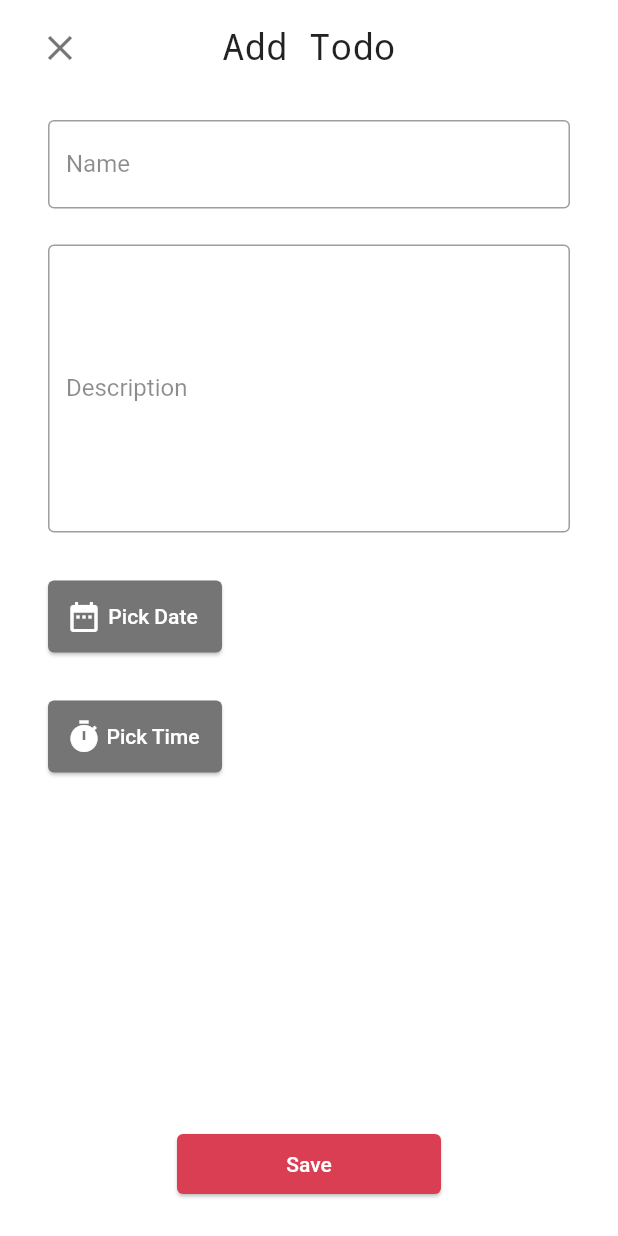
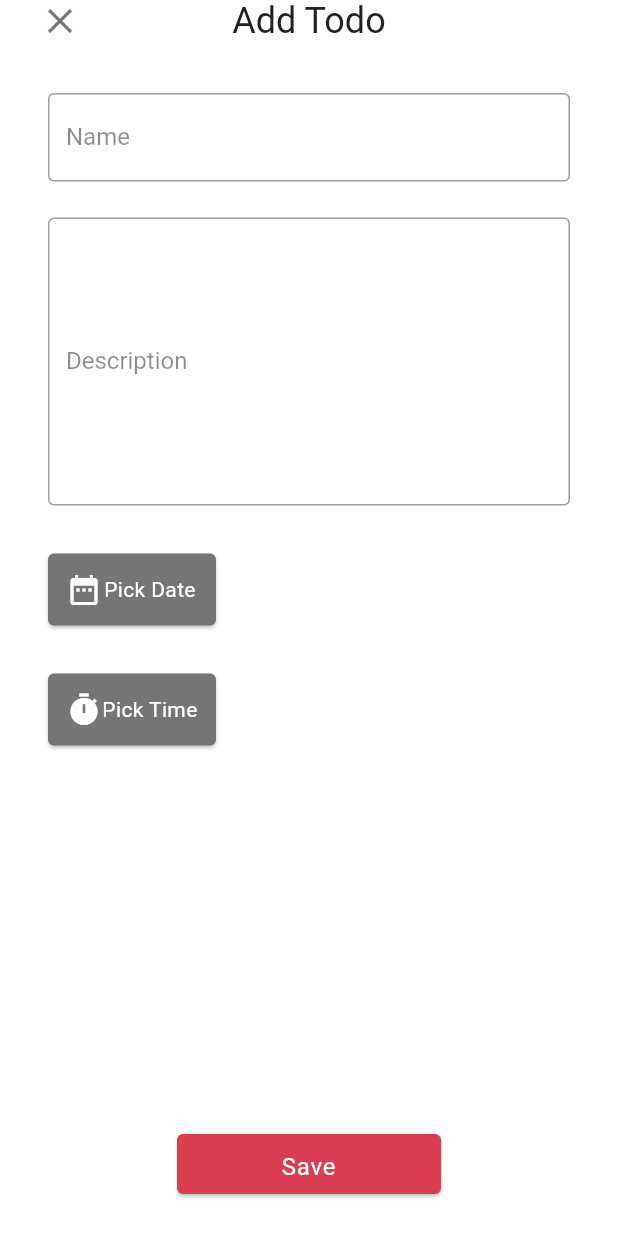
Before and after one commit to ErRor276/FlutterTodoList, a Flutter app: the screen it shows after launch, after a tap on the "add" icon, on a phone screen of 412 x 824 dp. Run offline on Flutter 3.47's test engine with Material 2 defaults, Android fonts, the phone set to English and light mode, and no system bars; our stand-ins replace device_preview, flutter_datetime_picker, flutter_hooks, flutter_local_notifications, hive, hive_flutter and 2 more; accounts and stored records are empty.

Commit message:
responsive completed

```diff
--- a/lib/models/layout.dart
+++ b/lib/models/layout.dart
@@ -6,6 +6,8 @@ class Layout {
   final TextStyle headline3;
   final TextStyle bodyText1;
   final TextStyle bodyText2;
+  final double padding1;
+  final double padding2;
 
   Layout({
     required this.headline1,
@@ -13,5 +15,7 @@ class Layout {
     required this.headline3,
     required this.bodyText1,
     required this.bodyText2,
+    required this.padding1,
+    required this.padding2,
   });
 }
--- a/lib/providers/responsive_provider.dart
+++ /dev/null
@@ -1,8 +0,0 @@
-import 'package:hooks_riverpod/hooks_riverpod.dart';
-import 'package:todo_list/models/layout.dart';
-
-class ResponsiveNotifier extends StateNotifier<Layout> {
-  ResponsiveNotifier(state) : super(state);
-
-  void size({required height, required width}) {}
-}
--- a/lib/state.dart
+++ b/lib/state.dart
@@ -1,7 +1,4 @@
-import 'package:flutter/cupertino.dart';
 import 'package:hooks_riverpod/hooks_riverpod.dart';
-import 'package:todo_list/models/layout.dart';
-import 'package:todo_list/providers/responsive_provider.dart';
 
 import 'models/todo.dart';
 import 'providers/todo_provider.dart';
@@ -9,41 +6,3 @@ import 'providers/todo_provider.dart';
 final todoListProvider = StateNotifierProvider<TodoListNotifier, List<Todo>>(
   (ref) => TodoListNotifier(),
 );
-
-final responsiveProvider = StateNotifierProvider<ResponsiveNotifier, Layout>(
-  (ref) => ResponsiveNotifier(
-    Layout(
-      headline1: TextStyle(
-        decoration: TextDecoration.none,
-        color: Color(0xFF212121),
-        fontWeight: FontWeight.w400,
-        fontSize: 34,
-        letterSpacing: 0.25,
-      ),
-      headline2: TextStyle(
-        decoration: TextDecoration.none,
-        color: Color(0xFF212121),
-        fontWeight: FontWeight.w400,
-        fontSize: 24,
-        letterSpacing: 0,
-      ),
-      headline3: TextStyle(
-        decoration: TextDecoration.none,
-        color: Color(0xFF212121),
-        fontWeight: FontWeight.w500,
-        fontSize: 20,
-        letterSpacing: 0.15,
-      ),
-      bodyText1: TextStyle(
-        fontWeight: FontWeight.w400,
-        fontSize: 16,
-        letterSpacing: 0.5,
-      ),
-      bodyText2: TextStyle(
-        fontWeight: FontWeight.w300,
-        fontSize: 14,
-        letterSpacing: 0.25,
-      ),
-    ),
-  ),
-);
--- /dev/null
+++ b/lib/utils/responsive.dart
@@ -0,0 +1,102 @@
+import 'package:flutter/material.dart';
+import 'package:todo_list/models/layout.dart';
+
+Layout getLayout({required double width}) {
+  var defaultLayout = Layout(
+    headline1: TextStyle(
+      fontFamily: 'Roboto',
+      decoration: TextDecoration.none,
+      color: Color(0xFF212121),
+      fontWeight: FontWeight.w400,
+      fontSize: 34,
+      letterSpacing: 0.25,
+    ),
+    headline2: TextStyle(
+      fontFamily: 'Roboto',
+      decoration: TextDecoration.none,
+      color: Color(0xFF212121),
+      fontWeight: FontWeight.w400,
+      fontSize: 24,
+      letterSpacing: 0,
+    ),
+    headline3: TextStyle(
+      fontFamily: 'Roboto',
+      decoration: TextDecoration.none,
+      color: Color(0xFF212121),
+      fontWeight: FontWeight.w500,
+      fontSize: 20,
+      letterSpacing: 0.15,
+    ),
+    bodyText1: TextStyle(
+      fontFamily: 'Roboto',
+      fontWeight: FontWeight.w400,
+      fontSize: 16,
+      letterSpacing: 0.5,
+    ),
+    bodyText2: TextStyle(
+      fontFamily: 'Roboto',
+      fontWeight: FontWeight.w300,
+      fontSize: 14,
+      letterSpacing: 0.25,
+    ),
+    padding1: 16.0,
+    padding2: 12.0,
+  );
+  // width <= 380 small phone
+  // 380 < width < 480 medium phone
+  // 480 <= width < 768 medium tablet
+  // 768 <= width large tablet
+  if (width <= 380.0) {
+    return Layout(
+      headline1: defaultLayout.headline1.copyWith(fontSize: 34),
+      headline2: defaultLayout.headline2.copyWith(fontSize: 24),
+      headline3: defaultLayout.headline3.copyWith(fontSize: 20),
+      bodyText1: defaultLayout.bodyText1.copyWith(fontSize: 16),
+      bodyText2: defaultLayout.bodyText2.copyWith(fontSize: 14),
+      padding1: 16.0,
+      padding2: 12.0,
+    );
+  } else if (width > 380.0 && width < 480.0) {
+    return Layout(
+      headline1: defaultLayout.headline1.copyWith(fontSize: 34),
+      headline2: defaultLayout.headline2.copyWith(fontSize: 24),
+      headline3: defaultLayout.headline3.copyWith(fontSize: 20),
+      bodyText1: defaultLayout.bodyText1.copyWith(fontSize: 16),
+      bodyText2: defaultLayout.bodyText2.copyWith(fontSize: 14),
+      padding1: 16.0,
+      padding2: 12.0,
+    );
+  } else if (width >= 480.0 && width < 768.0) {
+    return Layout(
+      headline1: defaultLayout.headline1.copyWith(fontSize: 42),
+      headline2: defaultLayout.headline2.copyWith(fontSize: 30),
+      headline3: defaultLayout.headline3.copyWith(fontSize: 24),
+      bodyText1: defaultLayout.bodyText1.copyWith(fontSize: 18),
+      bodyText2: defaultLayout.bodyText2.copyWith(fontSize: 16),
+      padding1: 20.0,
+      padding2: 16.0,
+    );
+  } else {
+    return Layout(
+      headline1: defaultLayout.headline1.copyWith(fontSize: 42),
+      headline2: defaultLayout.headline2.copyWith(fontSize: 30),
+      headline3: defaultLayout.headline3.copyWith(fontSize: 24),
+      bodyText1: defaultLayout.bodyText1.copyWith(fontSize: 18),
+      bodyText2: defaultLayout.bodyText2.copyWith(fontSize: 16),
+      padding1: 20.0,
+      padding2: 16.0,
+    );
+  }
+}
+
+double topPaddingSubtract(double topPadding) {
+  if (topPadding <= 24) {
+    return -18.0;
+  } else if (topPadding > 24 && topPadding < 40) {
+    return -8.0;
+  } else if (topPadding >= 44) {
+    return -16.0;
+  } else {
+    return -1.0;
+  }
+}
--- a/lib/views/home.dart
+++ b/lib/views/home.dart
@@ -1,6 +1,8 @@
 import 'package:flutter/material.dart';
 import 'package:flutter_hooks/flutter_hooks.dart';
+import 'package:todo_list/models/layout.dart';
 import 'package:todo_list/state.dart';
+import 'package:todo_list/utils/responsive.dart';
 import 'package:todo_list/views/widgets/fullscreen_dialog.dart';
 import 'package:todo_list/views/widgets/searchbar.dart';
 import 'package:todo_list/views/widgets/todo_listview.dart';
@@ -16,17 +18,20 @@ class HomePage extends HookWidget {
     print('building MyHomePage');
     var height = MediaQuery.of(context).size.height;
     var width = MediaQuery.of(context).size.width;
-    var layout = useProvider(responsiveProvider);
-    context
-        .read(responsiveProvider.notifier)
-        .size(height: height, width: width);
+    // var layout = useProvider(responsiveProvider);
+    // context
+    //     .read(responsiveProvider.notifier)
+    //     .size(height: height, width: width);
+    print("height: $height width: $width");
+    var layout = getLayout(width: width);
     context.read(todoListProvider.notifier).init();
     var allPadding = 20.0;
     var topPadding = MediaQuery.of(context).viewPadding.top;
     var botPadding = MediaQuery.of(context).viewPadding.bottom;
+    print("top padding: $topPadding");
     var padding = EdgeInsets.fromLTRB(
       allPadding,
-      allPadding + topPadding,
+      allPadding + topPadding + topPaddingSubtract(topPadding),
       allPadding,
       allPadding + botPadding,
     );
@@ -39,18 +44,27 @@ class HomePage extends HookWidget {
             crossAxisAlignment: CrossAxisAlignment.start,
             children: [
               Header(header: "Todo List", layoutData: layout),
-              SizedBox(height: 12),
+              SizedBox(height: layout.padding2),
               Searchbar(layoutData: layout),
-              Toolbar(layoutData: layout),
-              SizedBox(height: 6),
+              Toolbar(
+                layoutData: layout,
+                isSmallMobile: width <= 380,
+              ),
+              SizedBox(height: layout.padding2 / 2),
               Expanded(
-                child: TodoListView(layoutData: layout),
+                child: TodoListView(
+                  layoutData: layout,
+                  isSmallMobile: height < 640,
+                ),
               ),
             ],
           ),
         ),
         floatingActionButton: FloatingActionButton(
-            child: Icon(Icons.add),
+            child: Icon(
+              Icons.add,
+              size: (layout.padding2 * 2) + (layout.padding1 / 4),
+            ),
             tooltip: 'Add Todo',
             onPressed: () {
               showGeneralDialog(
@@ -65,6 +79,7 @@ class HomePage extends HookWidget {
                   return FullScreenDialog(
                     type: DialogType.add,
                     layoutData: layout,
+                    isSmallMobile: height < 640,
                   );
                 },
               );
--- a/lib/views/widgets/fullscreen_dialog.dart
+++ b/lib/views/widgets/fullscreen_dialog.dart
@@ -5,6 +5,7 @@ import 'package:todo_list/models/layout.dart';
 import 'package:todo_list/models/todo.dart';
 import 'package:todo_list/state.dart';
 import 'package:hooks_riverpod/hooks_riverpod.dart';
+import 'package:todo_list/utils/responsive.dart';
 
 enum DialogType { add, edit }
 
@@ -14,11 +15,13 @@ class FullScreenDialog extends HookWidget {
     required this.type,
     this.todo,
     required this.layoutData,
+    required this.isSmallMobile,
   }) : super(key: key);
 
   final DialogType type;
   final Todo? todo;
   final Layout layoutData;
+  final bool isSmallMobile;
 
   @override
   Widget build(BuildContext context) {
@@ -36,32 +39,8 @@ class FullScreenDialog extends HookWidget {
     final pickedTime = useState("");
     final validated = useState(true);
 
-    useEffect(() {
-      nameController.text = todo?.name ?? "";
-      descController.text = todo?.description ?? "";
-      pickedDate.value = todo?.date ?? "";
-      pickedTime.value = todo?.time ?? "";
-    }, const []);
-
-    var allPadding = 8.0; // 4 before
-    var topPadding = MediaQuery.of(context).viewPadding.top;
-    var botPadding = MediaQuery.of(context).viewPadding.bottom;
-    var padding = EdgeInsets.fromLTRB(
-      allPadding,
-      allPadding + topPadding,
-      allPadding,
-      allPadding + botPadding,
-    );
-
-    return Center(
-      child: GestureDetector(
-        onTap: () => FocusScope.of(context).unfocus(),
-        child: Container(
-          width: MediaQuery.of(context).size.width,
-          height: MediaQuery.of(context).size.height,
-          padding: padding,
-          color: Colors.white,
-          child: Column(
+    var formBody = Column(
+      mainAxisSize: MainAxisSize.min,
       children: [
         Row(
           mainAxisAlignment: MainAxisAlignment.spaceEvenly,
@@ -70,7 +49,7 @@ class FullScreenDialog extends HookWidget {
               child: Icon(
                 Icons.close,
                 color: Colors.black54,
-                      size: 28,
+                size: (layoutData.padding2 * 2) + (layoutData.padding1 / 4),
               ),
               onPressed: () {
                 Navigator.of(context).pop();
@@ -80,22 +59,16 @@ class FullScreenDialog extends HookWidget {
               child: Text(
                 type == DialogType.add ? "Add Todo" : "Edit Todo",
                 textAlign: TextAlign.center,
-                      style: TextStyle(
-                        decoration: TextDecoration.none,
-                        color: Colors.black87,
-                        fontWeight: FontWeight.w400,
-                        fontSize: 24,
-                        letterSpacing: 0,
+                style: layoutData.headline2,
               ),
             ),
-                  ),
-                  SizedBox(width: 64),
+            SizedBox(width: layoutData.padding1 * 4),
           ],
         ),
         Material(
           color: Colors.white,
           child: Padding(
-                  padding: EdgeInsets.all(24),
+            padding: EdgeInsets.all(layoutData.padding2 * 2),
             child: TextField(
               focusNode: nameFocusNode,
               controller: nameController,
@@ -106,8 +79,7 @@ class FullScreenDialog extends HookWidget {
                       ? Theme.of(context).accentColor
                       : Colors.black45,
                 ),
-                      errorText:
-                          !validated.value ? 'Name Can\'t Be Empty' : null,
+                errorText: !validated.value ? 'Name Can\'t Be Empty' : null,
                 border: OutlineInputBorder(),
                 focusedBorder: OutlineInputBorder(
                   borderSide: BorderSide(
@@ -125,7 +97,7 @@ class FullScreenDialog extends HookWidget {
         Material(
           color: Colors.white,
           child: Padding(
-                  padding: EdgeInsets.symmetric(horizontal: 24),
+            padding: EdgeInsets.symmetric(horizontal: layoutData.padding2 * 2),
             child: TextField(
               focusNode: descFocusNode,
               controller: descController,
@@ -153,7 +125,7 @@ class FullScreenDialog extends HookWidget {
         ),
         SizedBox(height: 32),
         Padding(
-                padding: const EdgeInsets.symmetric(horizontal: 24),
+          padding: EdgeInsets.symmetric(horizontal: layoutData.padding2 * 2),
           child: Row(
             children: [
               TextButton(
@@ -174,8 +146,8 @@ class FullScreenDialog extends HookWidget {
                   );
                 },
                 child: Container(
-                        width: 100,
-                        padding: EdgeInsets.all(4),
+                  width: layoutData.padding2 * 8,
+                  padding: EdgeInsets.all(layoutData.padding1 / 4),
                   child: Row(
                     children: [
                       Icon(
@@ -186,7 +158,10 @@ class FullScreenDialog extends HookWidget {
                         child: Text(
                           "Pick Date",
                           textAlign: TextAlign.center,
-                                style: TextStyle(color: Colors.white),
+                          style: layoutData.bodyText2.copyWith(
+                            color: Colors.white,
+                            fontWeight: FontWeight.w400,
+                          ),
                         ),
                       ),
                     ],
@@ -199,19 +174,22 @@ class FullScreenDialog extends HookWidget {
                   elevation: MaterialStateProperty.all(1.0),
                 ),
               ),
-                    SizedBox(width: 32),
+              SizedBox(width: layoutData.padding1 * 2),
               Expanded(
                 child: Text(
                   pickedDate.value,
-                        style: layoutData.bodyText1,
+                  style: layoutData.bodyText1.copyWith(
+                    decoration: TextDecoration.none,
+                    color: Color(0xFF212121),
+                  ),
                 ),
               ),
             ],
           ),
         ),
-              SizedBox(height: 32),
+        SizedBox(height: layoutData.padding1 * 2),
         Padding(
-                padding: const EdgeInsets.symmetric(horizontal: 24),
+          padding: EdgeInsets.symmetric(horizontal: layoutData.padding2 * 2),
           child: Row(
             children: [
               TextButton(
@@ -232,8 +210,8 @@ class FullScreenDialog extends HookWidget {
                   );
                 },
                 child: Container(
-                        width: 100,
-                        padding: EdgeInsets.all(4),
+                  width: layoutData.padding2 * 8,
+                  padding: EdgeInsets.all(layoutData.padding1 / 4),
                   child: Row(
                     children: [
                       Icon(
@@ -244,7 +222,10 @@ class FullScreenDialog extends HookWidget {
                         child: Text(
                           "Pick Time",
                           textAlign: TextAlign.center,
-                                style: TextStyle(color: Colors.white),
+                          style: layoutData.bodyText2.copyWith(
+                            color: Colors.white,
+                            fontWeight: FontWeight.w400,
+                          ),
                         ),
                       ),
                     ],
@@ -257,17 +238,22 @@ class FullScreenDialog extends HookWidget {
                   elevation: MaterialStateProperty.all(1.0),
                 ),
               ),
-                    SizedBox(width: 32),
+              SizedBox(width: layoutData.padding1 * 2),
               Expanded(
                 child: Text(
                   pickedTime.value,
-                        style: layoutData.bodyText1,
+                  style: layoutData.bodyText1.copyWith(
+                    decoration: TextDecoration.none,
+                    color: Color(0xFF212121),
+                  ),
                 ),
               ),
             ],
           ),
         ),
-              Expanded(child: SizedBox()),
+        isSmallMobile
+            ? SizedBox(height: layoutData.padding1 * 2)
+            : Expanded(child: SizedBox()),
         TextButton(
           onPressed: () async {
             nameController.text.isEmpty
@@ -301,12 +287,18 @@ class FullScreenDialog extends HookWidget {
             }
           },
           child: Container(
-                  width: 160,
-                  padding: EdgeInsets.all(4),
+            width: layoutData.padding1 * 10,
+            height: layoutData.padding2 * 2,
+            padding: EdgeInsets.all(layoutData.padding1 / 4),
+            child: Center(
               child: Text(
                 "Save",
                 textAlign: TextAlign.center,
-                    style: TextStyle(color: Colors.white),
+                style: layoutData.bodyText1.copyWith(
+                  decoration: TextDecoration.none,
+                  color: Colors.white,
+                ),
+              ),
             ),
           ),
           style: ButtonStyle(
@@ -316,9 +308,40 @@ class FullScreenDialog extends HookWidget {
             elevation: MaterialStateProperty.all(1.0),
           ),
         ),
-              SizedBox(height: 16),
+        SizedBox(height: layoutData.padding1),
       ],
-          ),
+    );
+
+    useEffect(() {
+      nameController.text = todo?.name ?? "";
+      descController.text = todo?.description ?? "";
+      pickedDate.value = todo?.date ?? "";
+      pickedTime.value = todo?.time ?? "";
+    }, const []);
+
+    var allPadding = 8.0; // 4 before
+    var topPadding = MediaQuery.of(context).viewPadding.top;
+    var botPadding = MediaQuery.of(context).viewPadding.bottom;
+    var padding = EdgeInsets.fromLTRB(
+      allPadding,
+      allPadding + topPadding + topPaddingSubtract(topPadding),
+      allPadding,
+      allPadding + botPadding,
+    );
+
+    return Center(
+      child: GestureDetector(
+        onTap: () => FocusScope.of(context).unfocus(),
+        child: Container(
+          width: MediaQuery.of(context).size.width,
+          height: MediaQuery.of(context).size.height,
+          padding: padding,
+          color: Colors.white,
+          child: isSmallMobile
+              ? SingleChildScrollView(
+                  child: formBody,
+                )
+              : formBody,
         ),
       ),
     );
--- a/lib/views/widgets/searchbar.dart
+++ b/lib/views/widgets/searchbar.dart
@@ -25,6 +25,7 @@ class Searchbar extends HookWidget {
         labelText: 'Search',
         labelStyle: TextStyle(
           color: isFocused ? Theme.of(context).accentColor : Colors.black45,
+          fontSize: layoutData.bodyText2.fontSize,
         ),
         border: InputBorder.none,
         icon: Icon(
--- a/lib/views/widgets/todo_dialog.dart
+++ b/lib/views/widgets/todo_dialog.dart
@@ -16,19 +16,22 @@ class TodoDialog extends StatelessWidget {
 
     return Dialog(
       shape: RoundedRectangleBorder(
-        borderRadius: BorderRadius.circular(16),
+        borderRadius: BorderRadius.circular(layoutData.padding1),
       ),
       elevation: 0,
       backgroundColor: Colors.transparent,
       child: Container(
-        padding: EdgeInsets.all(16),
+        padding: EdgeInsets.all(layoutData.padding1),
         decoration: BoxDecoration(
           shape: BoxShape.rectangle,
           color: Colors.white,
-          borderRadius: BorderRadius.circular(16),
+          borderRadius: BorderRadius.circular(layoutData.padding1),
           boxShadow: [
             BoxShadow(
-                color: Colors.black45, offset: Offset(0, 4), blurRadius: 4),
+              color: Colors.black45,
+              offset: Offset(0, layoutData.padding1 / 4),
+              blurRadius: layoutData.padding1 / 4,
+            ),
           ],
         ),
         child: Column(
@@ -39,7 +42,7 @@ class TodoDialog extends StatelessWidget {
               softWrap: true,
               style: layoutData.headline3,
             ),
-            SizedBox(height: 16),
+            SizedBox(height: layoutData.padding1),
             Align(
               alignment: Alignment.centerRight,
               child: Text(
@@ -48,13 +51,13 @@ class TodoDialog extends StatelessWidget {
                 style: layoutData.bodyText2,
               ),
             ),
-            SizedBox(height: 16),
+            SizedBox(height: layoutData.padding1),
             Text(
               todo.description,
               softWrap: true,
               style: layoutData.bodyText1,
             ),
-            SizedBox(height: 16),
+            SizedBox(height: layoutData.padding1),
             Align(
               alignment: Alignment.centerRight,
               child: TextButton(
--- a/lib/views/widgets/todo_item.dart
+++ b/lib/views/widgets/todo_item.dart
@@ -19,7 +19,7 @@ class TodoItem extends HookWidget {
 
     return Card(
       child: Padding(
-        padding: EdgeInsets.all(16),
+        padding: EdgeInsets.all(layoutData.padding1),
         child: Column(
           crossAxisAlignment: CrossAxisAlignment.start,
           children: [
--- a/lib/views/widgets/todo_listview.dart
+++ b/lib/views/widgets/todo_listview.dart
@@ -10,9 +10,14 @@ import 'package:todo_list/views/widgets/todo_dialog.dart';
 import 'todo_item.dart';
 
 class TodoListView extends HookWidget {
-  const TodoListView({Key? key, required this.layoutData}) : super(key: key);
+  const TodoListView({
+    Key? key,
+    required this.layoutData,
+    required this.isSmallMobile,
+  }) : super(key: key);
 
   final Layout layoutData;
+  final bool isSmallMobile;
 
   @override
   Widget build(BuildContext context) {
@@ -22,7 +27,7 @@ class TodoListView extends HookWidget {
         for (var i = 0; i < todoList.length; i++) ...[
           if (i > 0)
             SizedBox(
-              height: 16,
+              height: layoutData.padding1,
             ),
           Dismissible(
             key: ValueKey(todoList[i].id),
@@ -55,6 +60,7 @@ class TodoListView extends HookWidget {
                       type: DialogType.edit,
                       todo: todoList[i],
                       layoutData: layoutData,
+                      isSmallMobile: isSmallMobile,
                     );
                   },
                 );
@@ -66,7 +72,7 @@ class TodoListView extends HookWidget {
             ),
           ),
         ],
-        SizedBox(height: 32),
+        SizedBox(height: layoutData.padding1 * 2),
       ],
     );
   }
--- a/lib/views/widgets/toolbar.dart
+++ b/lib/views/widgets/toolbar.dart
@@ -5,9 +5,12 @@ import 'package:todo_list/models/layout.dart';
 import 'package:todo_list/providers/todo_provider.dart';
 
 class Toolbar extends HookWidget {
-  const Toolbar({Key? key, required this.layoutData}) : super(key: key);
+  const Toolbar(
+      {Key? key, required this.layoutData, required this.isSmallMobile})
+      : super(key: key);
 
   final Layout layoutData;
+  final bool isSmallMobile;
 
   @override
   Widget build(BuildContext context) {
@@ -19,11 +22,19 @@ class Toolbar extends HookWidget {
           : Colors.black45;
     }
 
-    return Row(
+    return Column(
+      crossAxisAlignment: CrossAxisAlignment.start,
+      children: [
+        Row(
           mainAxisAlignment: MainAxisAlignment.end,
           children: [
             Expanded(
-          child: Text(
+              child: isSmallMobile
+                  ? SizedBox(
+                      height: 0,
+                      width: 0,
+                    )
+                  : Text(
                       '${useProvider(activeTodosCount).toString()} active items',
                       style: layoutData.bodyText2,
                       overflow: TextOverflow.ellipsis,
@@ -36,7 +47,11 @@ class Toolbar extends HookWidget {
                 onPressed: () => filter.state = Filter.all,
                 visualDensity: VisualDensity.compact,
                 textColor: textColorFor(Filter.all),
-            child: const Text('All'),
+                child: Text(
+                  'All',
+                  style: layoutData.bodyText2
+                      .copyWith(fontWeight: FontWeight.w400),
+                ),
               ),
             ),
             Tooltip(
@@ -46,7 +61,11 @@ class Toolbar extends HookWidget {
                 onPressed: () => filter.state = Filter.active,
                 visualDensity: VisualDensity.compact,
                 textColor: textColorFor(Filter.active),
-            child: const Text('Active'),
+                child: Text(
+                  'Active',
+                  style: layoutData.bodyText2
+                      .copyWith(fontWeight: FontWeight.w400),
+                ),
               ),
             ),
             Tooltip(
@@ -56,8 +75,27 @@ class Toolbar extends HookWidget {
                 onPressed: () => filter.state = Filter.completed,
                 visualDensity: VisualDensity.compact,
                 textColor: textColorFor(Filter.completed),
-            child: const Text('Completed'),
+                child: Text(
+                  'Completed',
+                  style: layoutData.bodyText2
+                      .copyWith(fontWeight: FontWeight.w400),
                 ),
+              ),
+            ),
+          ],
+        ),
+        isSmallMobile
+            ? Padding(
+                padding: EdgeInsets.only(top: 8),
+                child: Text(
+                  '${useProvider(activeTodosCount).toString()} active items',
+                  style: layoutData.bodyText2,
+                  overflow: TextOverflow.ellipsis,
+                ),
+              )
+            : SizedBox(
+                height: 0,
+                width: 0,
               ),
       ],
     );
```
Lines whose indentation alone changed are shown as unchanged.
